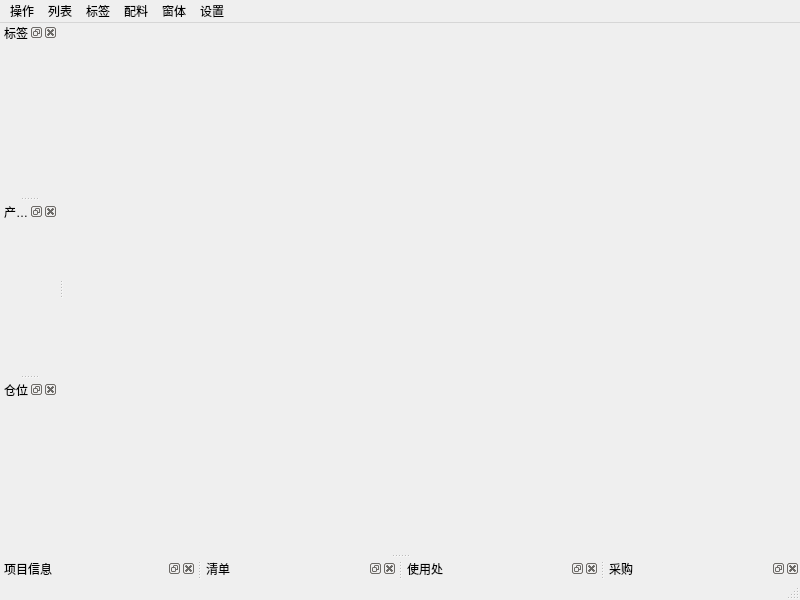
ChenZebin9/python_pdm_2, file ui/PartMainWindow.ui: the form before one commit.
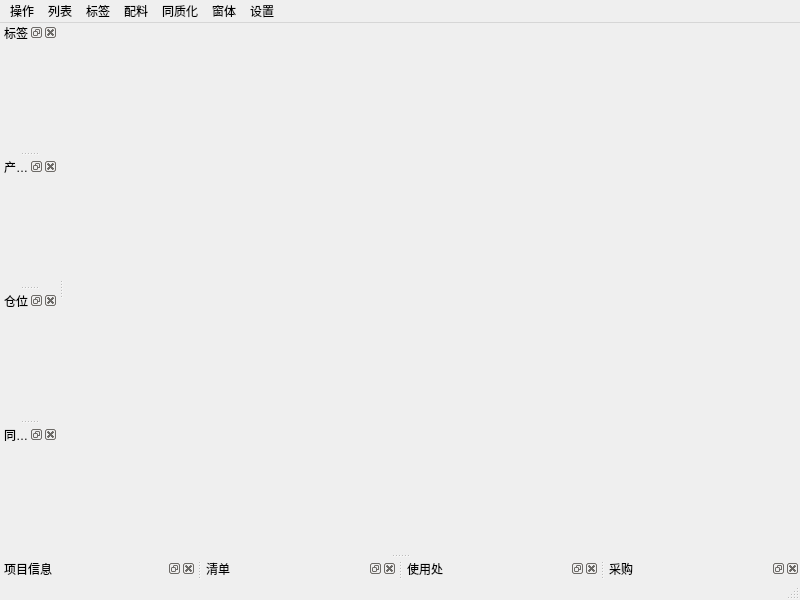
The form after the commit.

The edit to the form file:
```diff
--- a/ui/PartMainWindow.ui
+++ b/ui/PartMainWindow.ui
@@ -107,10 +107,21 @@
     <addaction name="separator"/>
     <addaction name="actionViewSupply"/>
    </widget>
+   <widget class="QMenu" name="IdenticalManageMenu">
+    <property name="title">
+     <string>同质化</string>
+    </property>
+    <addaction name="identicalGroupEditModeMenuItem"/>
+    <addaction name="separator"/>
+    <addaction name="createIdenticalDesciptionMenuItem"/>
+    <addaction name="joinIntoIdenticalGroupMenuItem"/>
+    <addaction name="removeFromIdenticalGroupMenuItem"/>
+   </widget>
    <addaction name="operationMenu"/>
    <addaction name="dataMenu"/>
    <addaction name="tagMenu"/>
    <addaction name="storingMenu"/>
+   <addaction name="IdenticalManageMenu"/>
    <addaction name="windowsMenu"/>
    <addaction name="settingMenu"/>
   </widget>
@@ -182,6 +193,15 @@
    </attribute>
    <widget class="QWidget" name="dockWidgetContents_5"/>
   </widget>
+  <widget class="QDockWidget" name="identicalManagementDockWidget">
+   <property name="windowTitle">
+    <string>同质化管理</string>
+   </property>
+   <attribute name="dockWidgetArea">
+    <number>1</number>
+   </attribute>
+   <widget class="QWidget" name="dockWidgetContents_7"/>
+  </widget>
   <action name="exitMenuItem">
    <property name="text">
     <string>关闭</string>
```
Left out of the diff: 40 changed lines with no effect on the pictures.
